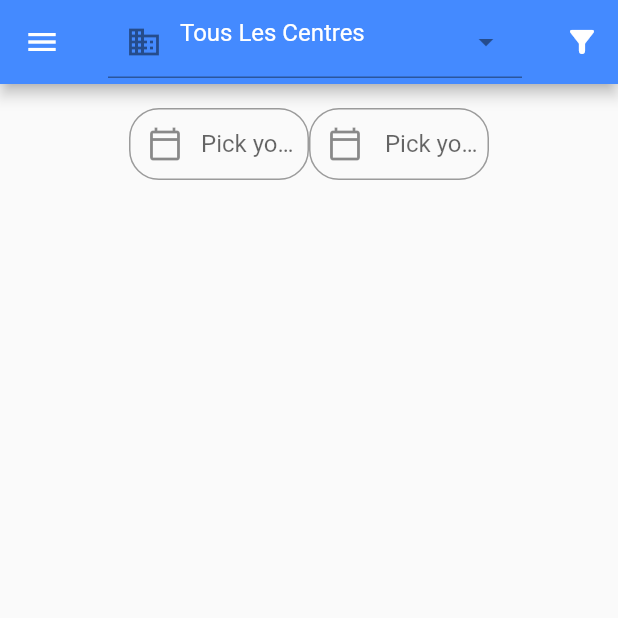
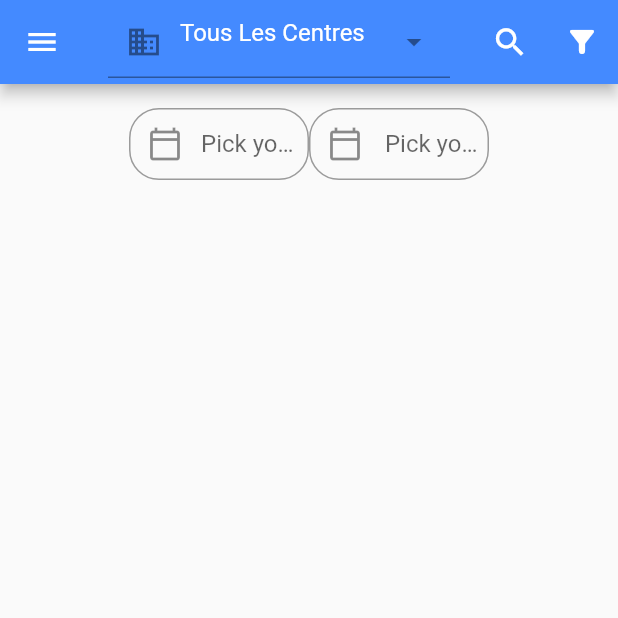
Before and after one commit to AyaBm214/RadiologieApp, a Flutter app: the ListComptesRendusView screen opened by its route, on a phone screen of 412 x 824 dp, the top half of it. Run offline on Flutter 3.47's test engine with Material 2 defaults, Android fonts, the light colour scheme and no system bars; drawn by our look-alikes of dropdown_search; our stand-ins replace flutter_datetime_picker, flutter_slidable, get, intl_phone_field; missing offline and left inert: flutter_agenda, time_planner; accounts and stored records are empty; network calls fail.

Commit message:
10/05/2022

```diff
--- a/lib/app/data/Services/ServiceCompteRendu.dart
+++ b/lib/app/data/Services/ServiceCompteRendu.dart
@@ -7,11 +7,29 @@ import 'ServiceUser.dart';
 
 class ServiceCompteRendu {
   static Future fetchCompteRendu() async {
+    print(ServiceUser.configuration.url +
+        '/radiologie/api/listcompterenduands/filterByDateAndCentreAndSalleAndEtat?dateDebut=' +
+        DateTime(DateTime.now().year, DateTime.now().month,
+                DateTime.now().day - 1)
+            .millisecondsSinceEpoch
+            .toString() +
+        '&dateFin=' +
+        DateTime(DateTime.now().year, DateTime.now().month, DateTime.now().day)
+            .millisecondsSinceEpoch
+            .toString());
     final response = await http.get(Uri.parse(ServiceUser.configuration.url +
-        '/radiologie/api/listcompterenduands/filterByDateAndCentreAndSalleAndEtat?dateDebut=1647166688000&dateFin=1652091488000'));
+        '/radiologie/api/listcompterenduands/filterByDateAndCentreAndSalleAndEtat?dateDebut=' +
+        DateTime(DateTime.now().year, DateTime.now().month,
+                DateTime.now().day - 1)
+            .millisecondsSinceEpoch
+            .toString() +
+        '&dateFin=' +
+        DateTime(DateTime.now().year, DateTime.now().month, DateTime.now().day)
+            .millisecondsSinceEpoch
+            .toString()));
     if (response.statusCode == 200) {
       final parsed = json.decode(response.body).cast<Map<String, dynamic>>();
-      print("aaaaaaaaa service $parsed");
+
       return parsed
           .map<CompteRendu>((json) => CompteRendu.fromMap(json))
           .toList();
--- a/lib/app/data/models/CompteRmodel.dart
+++ b/lib/app/data/models/CompteRmodel.dart
@@ -61,7 +61,7 @@ class CompteRendu {
   ListCompteRenduAndPk listCompteRenduAndPk;
   bool? v;
   dynamic nDossier;
-  dynamic patient;
+  String? patient;
   dynamic datNai;
   bool? sex;
   dynamic designation;
--- a/lib/app/data/widgets/EtatWidget.dart
+++ b/lib/app/data/widgets/EtatWidget.dart
@@ -10,7 +10,7 @@ showEtatDialog(BuildContext context) {
         Icon(
           Icons.border_all,
           color: Colors.blue,
-          size: 36.0,
+          size: 35.0,
         ),
         Text(
           "Tous",
--- a/lib/app/modules/ListComptesRendus/controllers/list_comptes_rendus_controller.dart
+++ b/lib/app/modules/ListComptesRendus/controllers/list_comptes_rendus_controller.dart
@@ -5,11 +5,16 @@ import 'package:radiologiev2/app/data/models/CompteRmodel.dart';
 class ListComptesRendusController extends GetxController {
   final ServiceCompteRendu serviceCompteRendu = ServiceCompteRendu();
   RxList<CompteRendu> listCompte = List<CompteRendu>.empty(growable: true).obs;
+  RxList<CompteRendu> Patienttrouve = <CompteRendu>[].obs;
+  RxBool isLoaded = false.obs;
+  RxBool isSearching = false.obs;
+  RxString searchInput = "".obs;
 
   @override
   void onInit() {
     super.onInit();
     fetchCompteRendu();
+    isLoaded.value = false;
   }
 
   fetchCompteRendu() async {
@@ -17,9 +22,24 @@ class ListComptesRendusController extends GetxController {
     var comptes = await ServiceCompteRendu.fetchCompteRendu();
     if (comptes != null) {
       listCompte.value = comptes;
+      Patienttrouve.value = listCompte;
       // ignore: empty_statements
     }
-    print("liste compte ${listCompte}");
+    print("liste compte ${listCompte}".toString());
     return listCompte;
   }
+
+  void changeStatus(bool change) {
+    isSearching.value = change;
+  }
+
+  searchPatient(String input) {
+    List<CompteRendu> results = listCompte
+        .where((element) => element.patient
+            .toString()
+            .toLowerCase()
+            .contains(input.toLowerCase()))
+        .toList();
+    Patienttrouve.value = results.obs;
+  }
 }
--- a/lib/app/modules/ListComptesRendus/views/list_comptes_rendus_view.dart
+++ b/lib/app/modules/ListComptesRendus/views/list_comptes_rendus_view.dart
@@ -1,6 +1,7 @@
 import 'package:dropdown_search/dropdown_search.dart';
 import 'package:flutter/material.dart';
 import 'package:get/get.dart';
+import 'package:radiologiev2/app/data/models/CompteRmodel.dart';
 import 'package:radiologiev2/app/data/widgets/EtatWidget.dart';
 import 'package:radiologiev2/app/data/widgets/ListCRendu.dart';
 import 'package:radiologiev2/app/modules/ListComptesRendus/controllers/list_comptes_rendus_controller.dart';
@@ -16,6 +17,8 @@ class ListComptesRendusView extends GetView<ListComptesRendusController> {
   String? defaultLocale;
   ListComptesRendusController CompteController =
       Get.put(ListComptesRendusController());
+  bool isSearching = false;
+  late List<CompteRendu> listCompte;
 
   @override
   Widget build(BuildContext context) {
@@ -25,7 +28,8 @@ class ListComptesRendusView extends GetView<ListComptesRendusController> {
         backgroundColor: Colors.blueAccent,
         title: SizedBox(
           child: Obx(
-            () => DropdownSearch<String>(
+            () => !CompteController.isSearching.value
+                ? DropdownSearch<String>(
                     mode: Mode.BOTTOM_SHEET,
                     showSearchBox: true,
                     items: rendezvousController.listCenter
@@ -33,15 +37,16 @@ class ListComptesRendusView extends GetView<ListComptesRendusController> {
                             ? element.designCentre.toString()
                             : element.designCentre!.toString())
                         .toList(),
-                popupItemDisabled: (String s) => s.startsWith('I'),
                     onChanged: (value) => {
-                      rendezvousController.listCenter.value.forEach((element) {
+                          rendezvousController.listCenter.value
+                              .forEach((element) {
                             if (element.designCentre == value) {
                               rendezvousController.Lcenterv.value = element;
                             }
                           }),
                         },
-                selectedItem: rendezvousController.Lcenterv.value.designCentre,
+                    selectedItem:
+                        rendezvousController.Lcenterv.value.designCentre,
                     dropdownSearchDecoration: InputDecoration(
                       contentPadding: const EdgeInsets.all(8),
                       hintText: "Tous Les Centres",
@@ -51,10 +56,52 @@ class ListComptesRendusView extends GetView<ListComptesRendusController> {
                         color: Get.theme.primaryColor,
                         fontWeight: FontWeight.w700,
                       ),
-                )),
+                    ))
+                : TextField(
+                    onChanged: (value) => CompteController.searchPatient(value),
+                    style: const TextStyle(color: Colors.black),
+                    autofocus: true,
+                    decoration: const InputDecoration(
+                      icon: Icon(
+                        Icons.search,
+                        color: Colors.white,
+                        size: 30.0,
+                      ),
+                      hintText: "Chercher Patient",
+                      hintStyle: TextStyle(color: Colors.white),
                     ),
                   ),
-        actions: <Widget>[
+          ),
+        ),
+        centerTitle: true,
+        actions: [
+          Row(
+            mainAxisAlignment: MainAxisAlignment.spaceEvenly,
+            children: [
+              Obx(
+                () => !CompteController.isSearching.value
+                    ? IconButton(
+                        icon: const Icon(
+                          Icons.search,
+                          color: Colors.white,
+                          size: 25.0,
+                        ),
+                        onPressed: () {
+                          CompteController.changeStatus(true);
+                        })
+                    : IconButton(
+                        icon: const Icon(
+                          Icons.cancel,
+                          color: Colors.white,
+                          size: 20.0,
+                        ),
+                        onPressed: () {
+                          CompteController.changeStatus(false);
+                          CompteController.Patienttrouve.value =
+                              CompteController.listCompte;
+                        },
+                      ),
+              ),
               IconButton(
                 icon: const Icon(
                   Icons.filter_alt_rounded,
@@ -64,6 +111,8 @@ class ListComptesRendusView extends GetView<ListComptesRendusController> {
                   showEtatDialog(context);
                 },
               )
+            ],
+          ),
         ],
       ),
       body: Column(
--- a/pubspec.yaml
+++ b/pubspec.yaml
@@ -12,6 +12,7 @@ dependencies:
   dropdown_search: ^2.0.1
   datetime_picker_formfield: ^2.0.0
   flutter_slidable: ^1.2.0
+  font_awesome_flutter: ^10.1.0
 
   time_planner: ^0.0.4
   get: ^4.6.1
```
Also changed, not shown: lib/app/data/widgets/ListCRendu.dart (+61 -12 lines), lib/app/modules/home/controllers/home_controller.dart (+1 -6 lines), lib/app/modules/home/views/home_view.dart (+24 -1 lines), assets/images/female2Avatar.jpg (added), pubspec.lock. Lines whose indentation alone changed are shown as unchanged.
